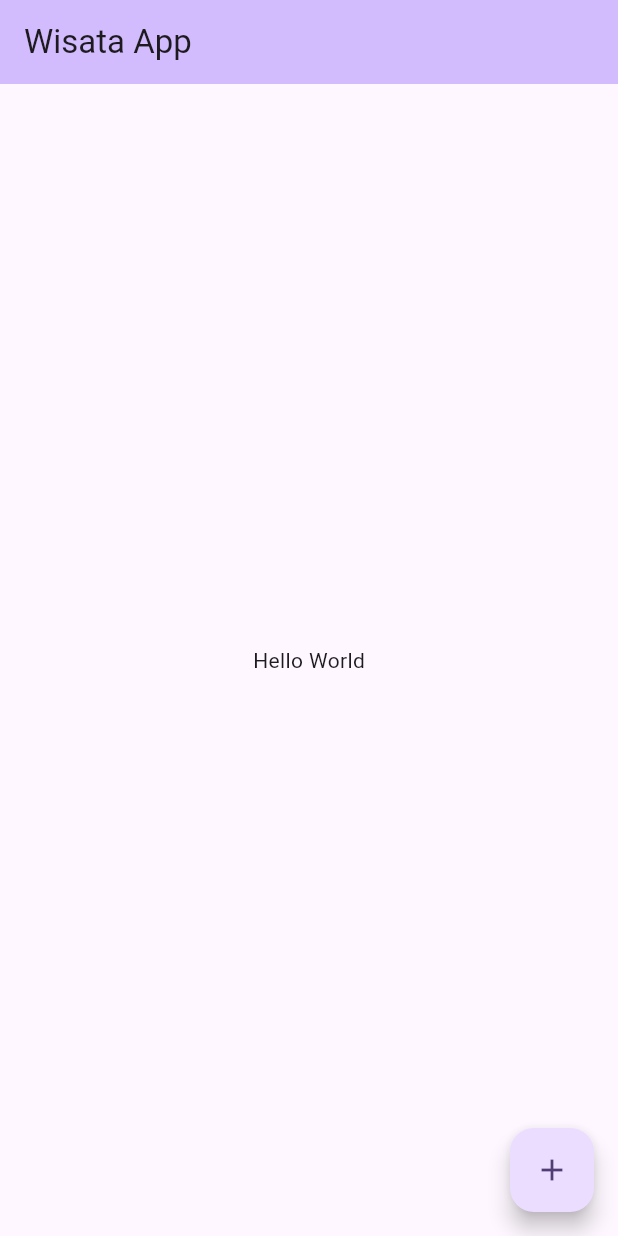
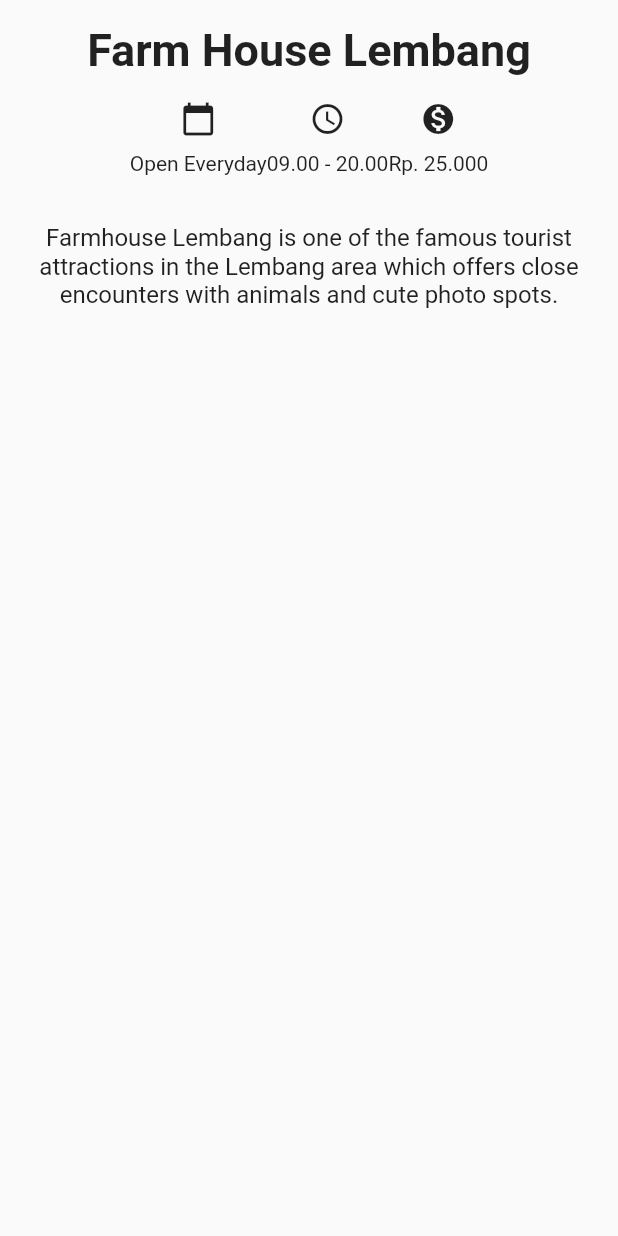
Before and after one commit to dilasf/Praktikum_wisataApp, a Flutter app: the screen it shows after launch, on a phone screen of 412 x 824 dp. Run offline on Flutter 3.47's test engine with Material 2 defaults, Android fonts, the phone set to English and light mode, and no system bars.

Commit message:
Melanjutkan wisata App_pertemuan4

```diff
--- a/lib/main.dart
+++ b/lib/main.dart
@@ -12,96 +12,109 @@ class MyApp extends StatelessWidget {
   Widget build(BuildContext context) {
     return MaterialApp(
       title: 'Flutter Demo',
-      theme: ThemeData(
-
-        colorScheme: ColorScheme.fromSeed(seedColor: Colors.deepPurple),
-        useMaterial3: true,
-      ),
-      home: const MyHomePage(title: 'Wisata App'),
+      theme: ThemeData(),
+      home: const DetailScreen(),
     );
   }
 }
 
-class MyHomePage extends StatefulWidget {
-  const MyHomePage({super.key, required this.title});
-
-  // This widget is the home page of your application. It is stateful, meaning
-  // that it has a State object (defined below) that contains fields that affect
-  // how it looks.
-
-  // This class is the configuration for the state. It holds the values (in this
-  // case the title) provided by the parent (in this case the App widget) and
-  // used by the build method of the State. Fields in a Widget subclass are
-  // always marked "final".
-
-  final String title;
+class DetailScreen extends StatelessWidget{
+  const DetailScreen({Key? key}) : super(key: key);
 
   @override
-  State<MyHomePage> createState() => _MyHomePageState();
-}
+  Widget build(BuildContext context){
+    return Scaffold(
+      body: SafeArea(
+      child: Column(
+        crossAxisAlignment: CrossAxisAlignment.stretch,
+        children: <Widget>[
+          Container(
+              margin: const EdgeInsetsDirectional.only(
+                  top: 16.0,
+                ),
+              child: const Text(
+                  'Farm House Lembang',
+                  textAlign: TextAlign.center,
+                  style: TextStyle(
+                    fontSize: 30,
+                    fontWeight: FontWeight.bold,
+                  ),
+                ),
+              ),
+          Container(
+              margin: const EdgeInsetsDirectional.symmetric(vertical: 16.0,
+              ),
 
-class _MyHomePageState extends State<MyHomePage> {
-  int _counter = 0;
+              child: const Row(
+                mainAxisAlignment: MainAxisAlignment.center,
 
-  void _incrementCounter() {
-    setState(() {
-      // This call to setState tells the Flutter framework that something has
-      // changed in this State, which causes it to rerun the build method below
-      // so that the display can reflect the updated values. If we changed
-      // _counter without calling setState(), then the build method would not be
-      // called again, and so nothing would appear to happen.
-      _counter++;
-    });
+                children: <Widget>[
+                  Column(
+                    children: <Widget>[
+                      Icon(
+                        Icons.calendar_today,
+                        ),
+                        SizedBox(
+                          height: 10.0,
+                        ),
+                      Text(
+                        'Open Everyday',
+                        ),
+                    ],
+                  ),
+
+                    Column(
+
+                    children: <Widget>[
+                      Icon(
+                        Icons.access_time,
+                        ),
+                        SizedBox(
+                          height: 10.0,
+                        ),
+                      Text(
+                        '09.00 - 20.00',
+
+                        ),
+                    ],
+                  ),
+
+                    Column(
+                    children: <Widget>[
+                      Icon(
+                        Icons.monetization_on,
+                        ),
+                        SizedBox(
+                          height: 10.0,
+                        ),
+                      Text(
+                        'Rp. 25.000',
+
+                        ),
+                    ],
+                  ),
+
+                ],
+              ),
+            ),
+
+            Container(
+              padding: const EdgeInsets.all(
+                16.0,
+              ),
+              child: const Text(
+                'Farmhouse Lembang is one of the famous tourist attractions in the Lembang area which offers close encounters with animals and cute photo spots.',
+                textAlign: TextAlign.center,
+                  style: TextStyle(
+                    fontSize: 16.0,
+                  ),
+                ),
+            ),
+
+          ],
+         ),
+      ),
+    );
   }
 
-  @override
-  Widget build(BuildContext context) {
-    // This method is rerun every time setState is called, for instance as done
-    // by the _incrementCounter method above.
-    //
-    // The Flutter framework has been optimized to make rerunning build methods
-    // fast, so that you can just rebuild anything that needs updating rather
-    // than having to individually change instances of widgets.
-    return Scaffold(
-      appBar: AppBar(
-        // TRY THIS: Try changing the color here to a specific color (to
-        // Colors.amber, perhaps?) and trigger a hot reload to see the AppBar
-        // change color while the other colors stay the same.
-        backgroundColor: Theme.of(context).colorScheme.inversePrimary,
-        // Here we take the value from the MyHomePage object that was created by
-        // the App.build method, and use it to set our appbar title.
-        title: Text(widget.title),
-      ),
-      body: Center(
-        // Center is a layout widget. It takes a single child and positions it
-        // in the middle of the parent.
-        child: Column(
-          // Column is also a layout widget. It takes a list of children and
-          // arranges them vertically. By default, it sizes itself to fit its
-          // children horizontally, and tries to be as tall as its parent.
-          //
-          // Column has various properties to control how it sizes itself and
-          // how it positions its children. Here we use mainAxisAlignment to
-          // center the children vertically; the main axis here is the vertical
-          // axis because Columns are vertical (the cross axis would be
-          // horizontal).
-          //
-          // TRY THIS: Invoke "debug painting" (choose the "Toggle Debug Paint"
-          // action in the IDE, or press "p" in the console), to see the
-          // wireframe for each widget.
-          mainAxisAlignment: MainAxisAlignment.center,
-          children: <Widget>[
-            const Text(
-              'Hello World',
-            ),
-          ],
-        ),
-      ),
-      floatingActionButton: FloatingActionButton(
-        onPressed: _incrementCounter,
-        tooltip: 'Increment',
-        child: const Icon(Icons.add),
-      ), // This trailing comma makes auto-formatting nicer for build methods.
-    );
-  }
 }
```
Also changed, not shown: pubspec.yaml (+2 -21 lines).
